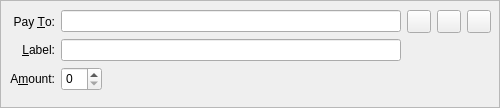
First picture: the form in src/qt/forms/sendcoinsentry.ui, repository netcoinfoundation/netcoin, before the edit.
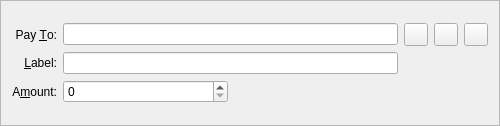
Second picture: the form after the edit. Icons and pictures are not drawn. Custom widgets are drawn as their Qt base class.

Patch:
```diff
--- a/src/qt/forms/sendcoinsentry.ui
+++ b/src/qt/forms/sendcoinsentry.ui
@@ -7,7 +7,7 @@
     <x>0</x>
     <y>0</y>
     <width>500</width>
-    <height>108</height>
+    <height>126</height>
    </rect>
   </property>
   <property name="sizePolicy">
@@ -25,15 +25,8 @@
   <property name="frameShadow">
    <enum>QFrame::Sunken</enum>
   </property>
-  <widget class="QWidget" name="">
-   <property name="geometry">
-    <rect>
-     <x>10</x>
-     <y>10</y>
-     <width>481</width>
-     <height>81</height>
-    </rect>
-   </property>
+  <layout class="QGridLayout" name="gridLayout_2">
+   <item row="0" column="0">
    <layout class="QGridLayout" name="gridLayout">
     <item row="0" column="0">
      <widget class="QLabel" name="label_2">
@@ -169,7 +162,7 @@
     <item row="2" column="1">
      <widget class="BitcoinAmountField" name="payAmount">
       <property name="sizePolicy">
-       <sizepolicy hsizetype="Minimum" vsizetype="Preferred">
+        <sizepolicy hsizetype="Expanding" vsizetype="Fixed">
         <horstretch>0</horstretch>
         <verstretch>0</verstretch>
        </sizepolicy>
@@ -190,7 +183,8 @@
      </spacer>
     </item>
    </layout>
-  </widget>
+   </item>
+  </layout>
  </widget>
  <customwidgets>
   <customwidget>
```
Lines whose indentation alone changed are shown as unchanged.
